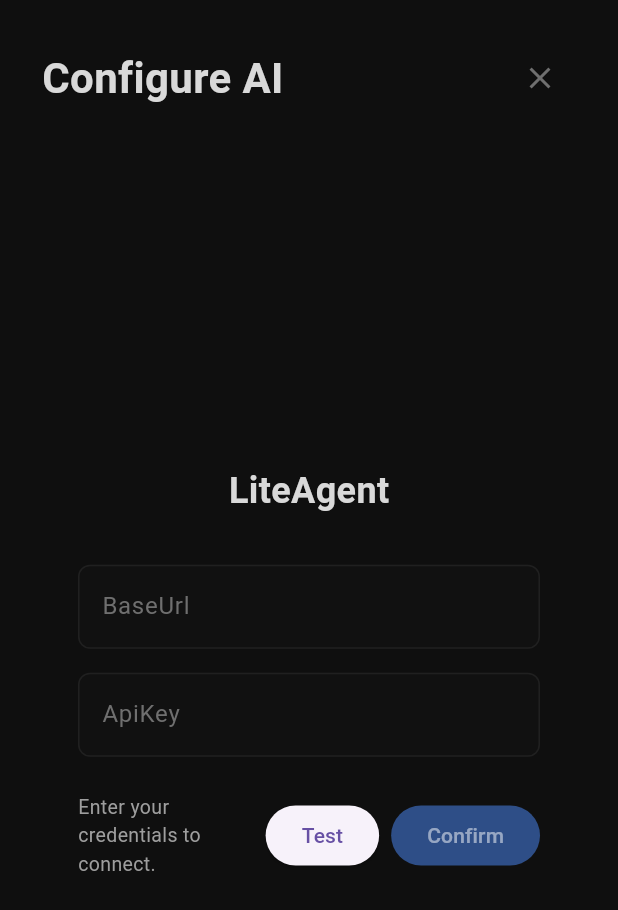
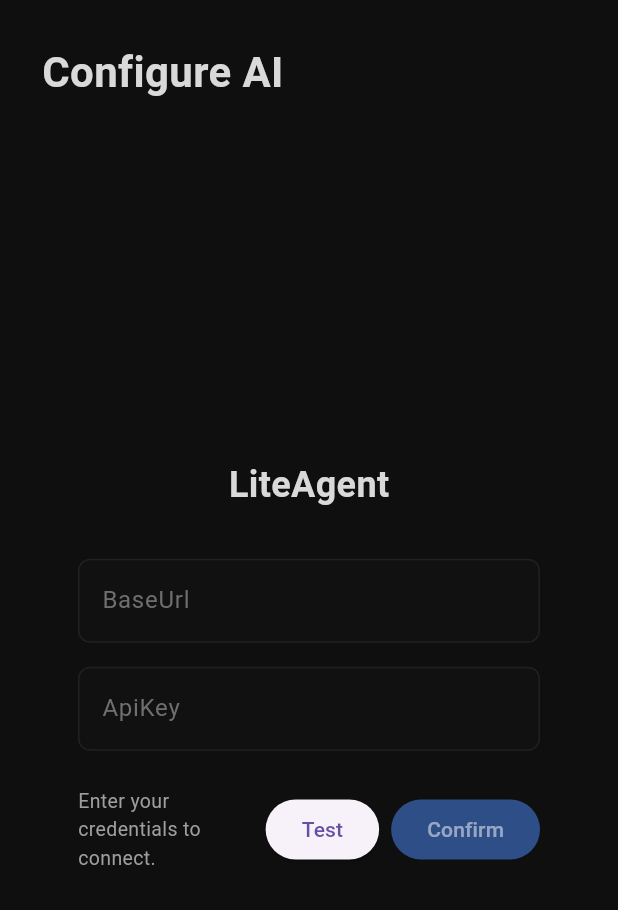
Before and after one commit to djbird2046/toney_music, a Flutter app: the MacosMusicAiView widget shown alone on an empty page, opened directly with empty values, on a phone screen of 412 x 824 dp. Shown: the top 910 px of the screen. Run offline on Flutter 3.47's test engine with Material 3 defaults, Android fonts, the light colour scheme and no system bars; our stand-ins replace flutter_markdown, hive, hive_flutter; missing offline and left inert: dart_tags, dartssh2, desktop_drop, file_selector, ftpconnect, liteagent_sdk_dart and 4 more; accounts and stored records are empty; Roboto replaces fonts that are missing (SourceHanSans).

Commit message:
fixed tiny ui issue

```diff
--- a/lib/ui/macos/views/music_ai_view.dart
+++ b/lib/ui/macos/views/music_ai_view.dart
@@ -124,13 +124,13 @@ class _MacosMusicAiViewState extends State<MacosMusicAiView> {
           ),
         ),
         const Spacer(),
-        if (_contentState != _AiContentState.forYou)
+        if (_contentState == _AiContentState.chat)
           IconButton(
             icon: Icon(Icons.close, color: colors.mutedGrey),
             onPressed: () =>
                 setState(() => _contentState = _AiContentState.forYou),
           )
-        else
+        else if (_contentState == _AiContentState.forYou)
           FilledButton.icon(
             onPressed: () {
               setState(() {
```
